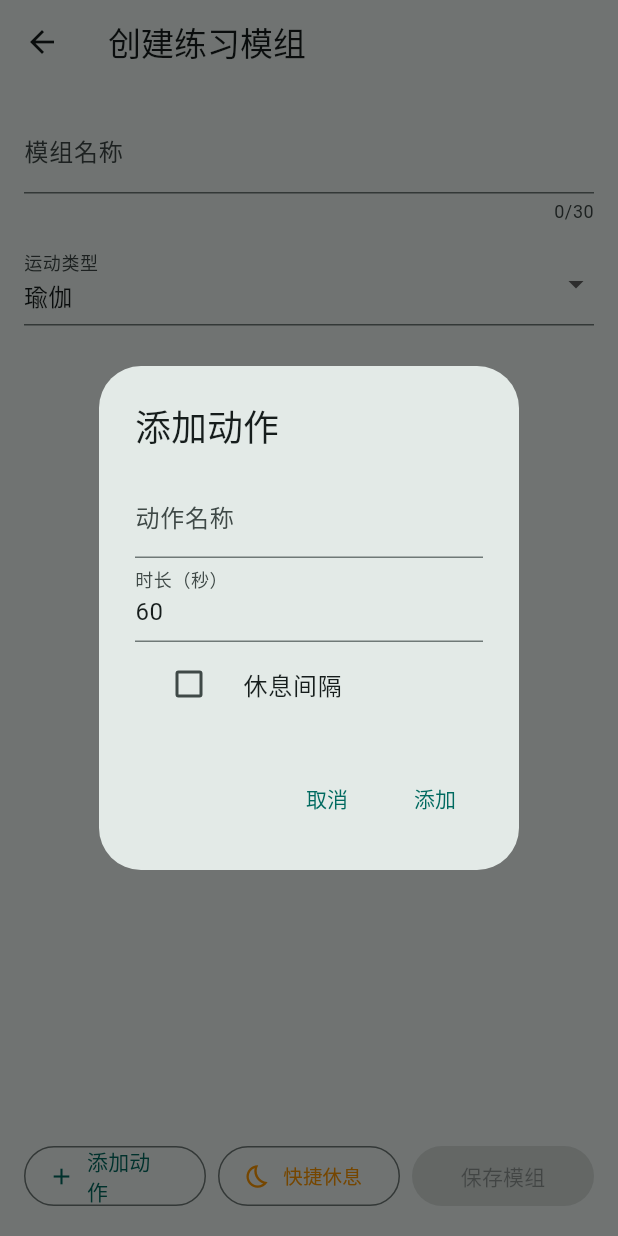
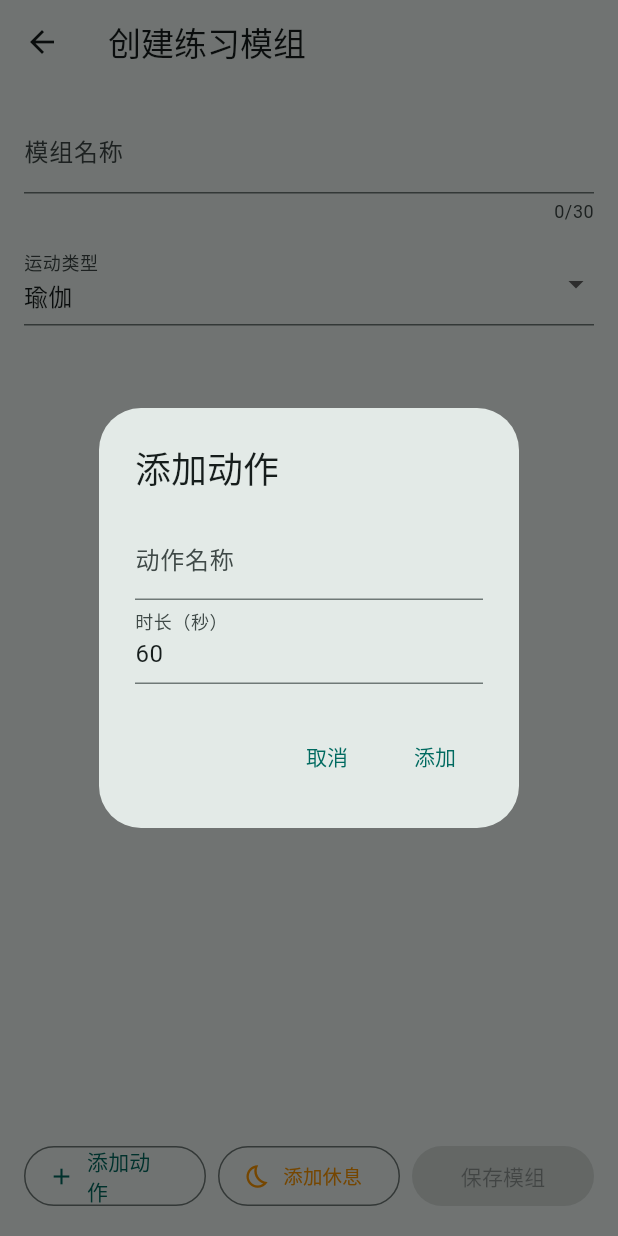
Before and after one commit to generaljxw/moveon, a Flutter app: the ModuleCreateScreen screen opened directly, after a tap on "添加动作", on a phone screen of 412 x 824 dp. Run offline on Flutter 3.47's test engine with Material 3 defaults, Android fonts, the phone set to English and light mode, and no system bars; our stand-ins replace flutter_tts, shared_preferences, sqflite_common_ffi, video_player; accounts and stored records are empty.

Commit message:
fix: rename rest button, remove rest checkbox, per-second countdown beep
- '快捷休息' → '添加休息'
- 移除添加动作对话框中的'休息间隔'勾选框（休息统一通过'添加休息'按钮创建）
- 倒计时最后5秒每秒响一次：5/4/3/2 → countdown_soft.wav（440Hz柔和音），1 秒 → countdown_beep.wav（880Hz洪亮音）
- CountdownTimer.onBeep 改为 void Function(int remaining)，传递剩余秒数
- 新增 countdown_soft.wav 音频资源

新增项目级 skill: .claude/skills/start-moveon.md

```diff
--- a/lib/screens/diy/module_create_screen.dart
+++ b/lib/screens/diy/module_create_screen.dart
@@ -108,12 +108,6 @@ class _ModuleCreateScreenState extends State<ModuleCreateScreen> {
               TextField(controller: nameCtrl, decoration: const InputDecoration(labelText: '动作名称')),
               TextField(controller: durationCtrl, decoration: const InputDecoration(labelText: '时长（秒）', hintText: '5-600'),
                   keyboardType: TextInputType.number),
-              CheckboxListTile(
-                title: const Text('休息间隔'),
-                value: isRest,
-                onChanged: (v) => setDialogState(() => isRest = v ?? false),
-                controlAffinity: ListTileControlAffinity.leading,
-              ),
             ],
           ),
           actions: [
@@ -283,11 +277,11 @@ class _ModuleCreateScreenState extends State<ModuleCreateScreen> {
               ),
             ),
             const SizedBox(width: 8),
-            // 快捷休息：弹出时长选择对话框，默认 10 秒
+            // 添加休息：弹出时长选择对话框，默认 10 秒
             Expanded(
               child: OutlinedButton.icon(
                 icon: const Icon(Icons.bedtime_outlined, size: 18),
-                label: const Text('快捷休息', style: TextStyle(fontSize: 13)),
+                label: const Text('添加休息', style: TextStyle(fontSize: 13)),
                 style: OutlinedButton.styleFrom(foregroundColor: Colors.orange),
                 onPressed: () => _showQuickRestDialog(),
               ),
```
Also changed, not shown: lib/screens/diy/module_execute_screen.dart (+9 -3 lines), lib/widgets/countdown_timer.dart (+6 -5 lines), 3 other files.
